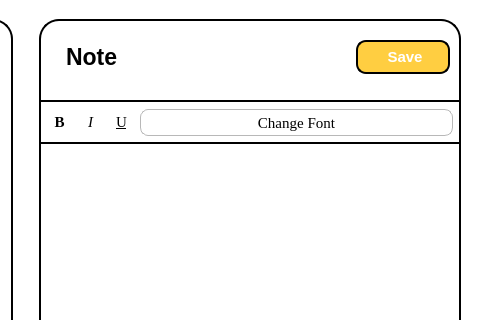
This is SPCK/Windows/GUI/Note_edit.ui in MaiNgocChau9/Python-App-A- as Qt 5 draws it before an edit; both pictures show x 370 to 850 and y 0 to 320 of the 850 by 550 pixel window. The edited form follows.
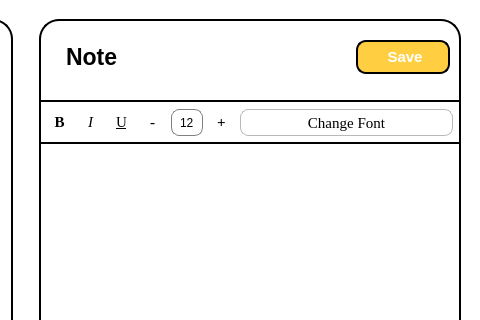
This is the edited form. Icons and pictures are not drawn.

Patch:
```diff
--- a/SPCK/Windows/GUI/Note_edit.ui
+++ b/SPCK/Windows/GUI/Note_edit.ui
@@ -476,6 +476,163 @@
             </property>
            </widget>
           </item>
+          <item>
+           <widget class="QPushButton" name="pushButton_8">
+            <property name="font">
+             <font>
+              <family>Times New Roman</family>
+              <pointsize>11</pointsize>
+              <weight>75</weight>
+              <italic>false</italic>
+              <bold>true</bold>
+              <underline>false</underline>
+             </font>
+            </property>
+            <property name="styleSheet">
+             <string notr="true">QPushButton{
+	margin: 0px;
+	border: 0px;
+	min-height: 25px;
+	max-height: 25px;
+	min-width: 25px;
+	max-width: 25px;
+	background-color: white;
+	border-radius: 8px;
+	padding: 0px;
+}
+QPushButton::hover{
+	margin: 0px;
+	border: 0px;
+	min-height: 25px;
+	max-height: 25px;
+	min-width: 25px;
+	max-width: 25px;
+	background-color: #eeeeee;	
+	border-radius: 8px;
+	padding: 0px;
+}
+QPushButton::pressed{
+	margin: 0px;
+	border: 0px;
+	min-height: 25px;
+	max-height: 25px;
+	min-width: 25px;
+	max-width: 25px;
+	background-color: gray;	
+	border-radius: 8px;
+	padding: 0px;
+}</string>
+            </property>
+            <property name="text">
+             <string>-</string>
+            </property>
+           </widget>
+          </item>
+          <item>
+           <widget class="QSpinBox" name="spinBox">
+            <property name="styleSheet">
+             <string notr="true">QSpinBox{
+	margin: 0px;
+	border: 1px solid gray;
+	min-height: 25px;
+	max-height: 25px;
+	min-width: 30px;
+	max-width: 30px;
+	background-color: white;
+	border-radius: 8px;
+	padding: 0px;
+}
+
+QSpinBox::up-button, QSpinBox::down-button{
+    subcontrol-origin: padding;
+    subcontrol-position: top right;
+    width: 0px;
+}</string>
+            </property>
+            <property name="wrapping">
+             <bool>false</bool>
+            </property>
+            <property name="frame">
+             <bool>true</bool>
+            </property>
+            <property name="alignment">
+             <set>Qt::AlignCenter</set>
+            </property>
+            <property name="accelerated">
+             <bool>false</bool>
+            </property>
+            <property name="keyboardTracking">
+             <bool>true</bool>
+            </property>
+            <property name="showGroupSeparator" stdset="0">
+             <bool>false</bool>
+            </property>
+            <property name="minimum">
+             <number>8</number>
+            </property>
+            <property name="maximum">
+             <number>72</number>
+            </property>
+            <property name="singleStep">
+             <number>2</number>
+            </property>
+            <property name="value">
+             <number>12</number>
+            </property>
+           </widget>
+          </item>
+          <item>
+           <widget class="QPushButton" name="pushButton_9">
+            <property name="font">
+             <font>
+              <family>Times New Roman</family>
+              <pointsize>11</pointsize>
+              <weight>75</weight>
+              <italic>false</italic>
+              <bold>true</bold>
+              <underline>false</underline>
+             </font>
+            </property>
+            <property name="styleSheet">
+             <string notr="true">QPushButton{
+	margin: 0px;
+	border: 0px;
+	min-height: 25px;
+	max-height: 25px;
+	min-width: 25px;
+	max-width: 25px;
+	background-color: white;
+	border-radius: 8px;
+	padding: 0px;
+}
+QPushButton::hover{
+	margin: 0px;
+	border: 0px;
+	min-height: 25px;
+	max-height: 25px;
+	min-width: 25px;
+	max-width: 25px;
+	background-color: #eeeeee;	
+	border-radius: 8px;
+	padding: 0px;
+}
+QPushButton::pressed{
+	margin: 0px;
+	border: 0px;
+	min-height: 25px;
+	max-height: 25px;
+	min-width: 25px;
+	max-width: 25px;
+	background-color: gray;	
+	border-radius: 8px;
+	padding: 0px;
+}</string>
+            </property>
+            <property name="text">
+             <string>+</string>
+            </property>
+           </widget>
+          </item>
           <item>
            <widget class="QPushButton" name="pushButton_7">
             <property name="font">
```
